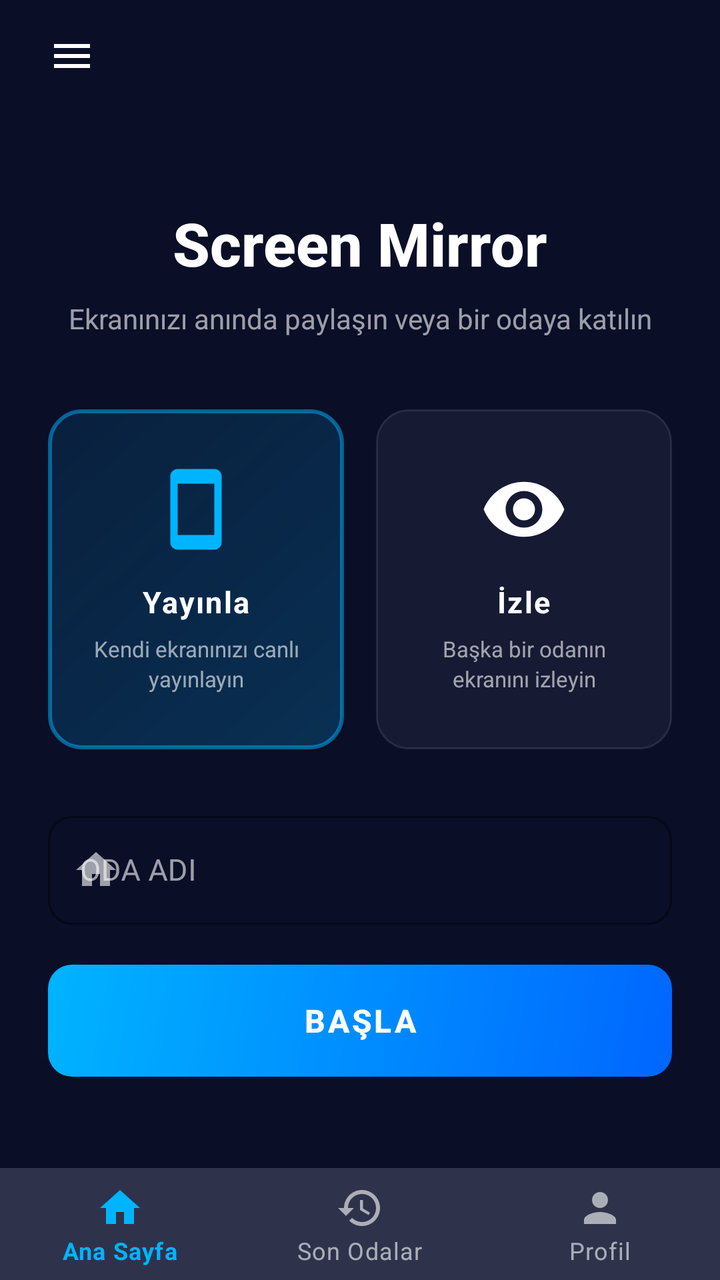
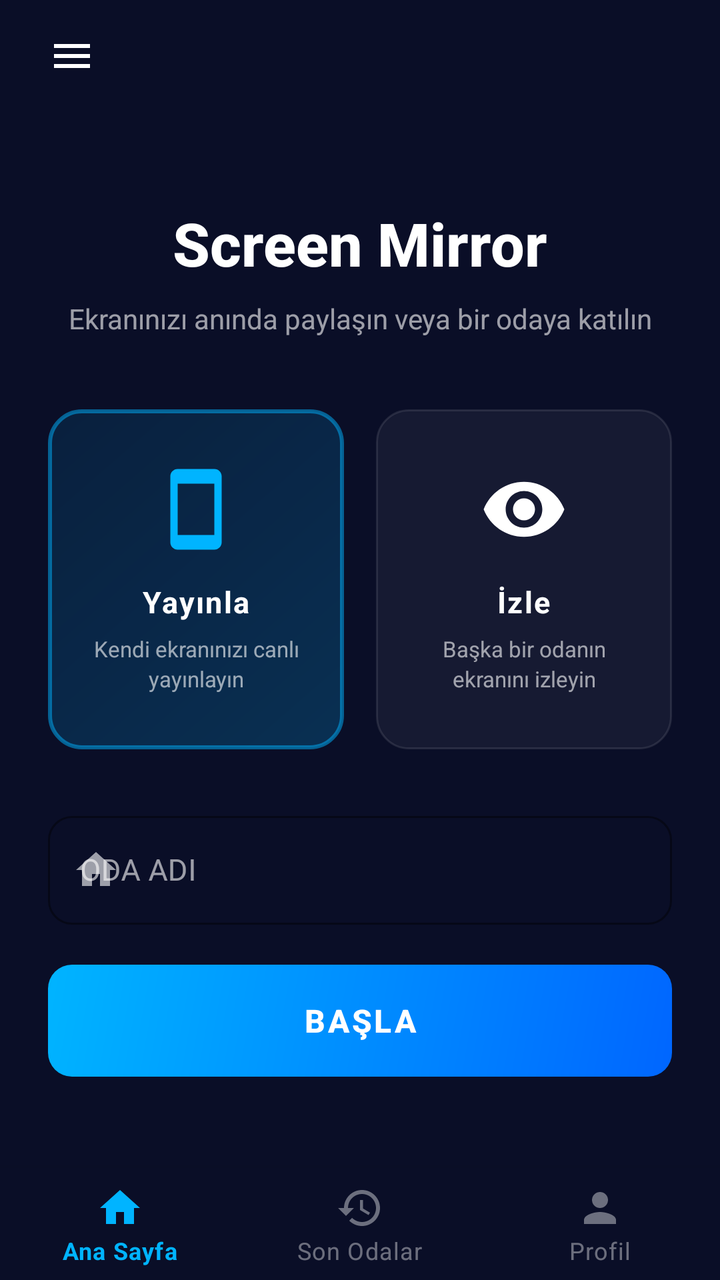

An Android layout rendered at two revisions. The XML below is the earlier revision; the diff shows what the commit changed to produce the second picture.
<!-- AndroidManifest.xml: activity theme Theme.ScreenShare -->
<!-- res/layout/activity_main.xml -->
<?xml version="1.0" encoding="utf-8"?>
<androidx.drawerlayout.widget.DrawerLayout xmlns:android="http://schemas.android.com/apk/res/android"
    xmlns:app="http://schemas.android.com/apk/res-auto"
    android:id="@+id/drawerLayout"
    android:layout_width="match_parent"
    android:layout_height="match_parent"
    android:fitsSystemWindows="true">

    
    <LinearLayout
        android:layout_width="match_parent"
        android:layout_height="match_parent"
        android:orientation="vertical"
        android:fitsSystemWindows="true"
        android:background="@color/bg_dark">

        
        <LinearLayout
            android:layout_width="match_parent"
            android:layout_height="56dp"
            android:orientation="horizontal"
            android:gravity="center_vertical"
            android:paddingHorizontal="16dp">

            <ImageView
                android:id="@+id/btnMenuDrawer"
                android:layout_width="40dp"
                android:layout_height="40dp"
                android:src="@drawable/ic_menu"
                android:padding="8dp"
                android:clickable="true"
                android:focusable="true"
                android:background="?selectableItemBackgroundBorderless" />
        </LinearLayout>

        
        <LinearLayout
            android:layout_width="match_parent"
            android:layout_height="0dp"
            android:layout_weight="1"
            android:orientation="vertical"
            android:gravity="center"
            android:paddingHorizontal="24dp">

            
            <TextView
                android:layout_width="wrap_content"
                android:layout_height="wrap_content"
                android:text="@string/app_name"
                android:textColor="@android:color/white"
                android:textSize="30sp"
                android:textStyle="bold"
                android:fontFamily="sans-serif-medium"
                android:layout_marginBottom="8dp" />

            <TextView
                android:id="@+id/tvSubtitle"
                android:layout_width="wrap_content"
                android:layout_height="wrap_content"
                android:text="@string/main_subtitle"
                android:textColor="@color/text_secondary"
                android:textSize="14sp"
                android:gravity="center"
                android:layout_marginBottom="36dp" />

            
            <LinearLayout
                android:layout_width="match_parent"
                android:layout_height="wrap_content"
                android:orientation="horizontal"
                android:layout_marginBottom="28dp">

                
                <LinearLayout
                    android:id="@+id/btnHostMode"
                    android:layout_width="0dp"
                    android:layout_height="wrap_content"
                    android:layout_weight="1"
                    android:orientation="vertical"
                    android:gravity="center"
                    android:paddingVertical="28dp"
                    android:paddingHorizontal="16dp"
                    android:layout_marginEnd="8dp"
                    android:clickable="true"
                    android:focusable="true"
                    android:background="@drawable/bg_card_active">

                    <ImageView
                        android:layout_width="44dp"
                        android:layout_height="44dp"
                        android:src="@drawable/ic_cast"
                        android:layout_marginBottom="14dp"
                        android:tint="@color/accent" />

                    <TextView
                        android:layout_width="wrap_content"
                        android:layout_height="wrap_content"
                        android:text="@string/main_share"
                        android:textColor="@android:color/white"
                        android:textSize="15sp"
                        android:textStyle="bold"
                        android:letterSpacing="0.05" />

                    <TextView
                        android:layout_width="wrap_content"
                        android:layout_height="wrap_content"
                        android:text="@string/main_share_desc"
                        android:textColor="@color/text_secondary"
                        android:textSize="11sp"
                        android:gravity="center"
                        android:layout_marginTop="6dp"
                        android:lineSpacingExtra="2dp" />
                </LinearLayout>

                
                <LinearLayout
                    android:id="@+id/btnClientMode"
                    android:layout_width="0dp"
                    android:layout_height="wrap_content"
                    android:layout_weight="1"
                    android:orientation="vertical"
                    android:gravity="center"
                    android:paddingVertical="28dp"
                    android:paddingHorizontal="16dp"
                    android:layout_marginStart="8dp"
                    android:clickable="true"
                    android:focusable="true"
                    android:background="@drawable/bg_card_inactive">

                    <ImageView
                        android:layout_width="44dp"
                        android:layout_height="44dp"
                        android:src="@drawable/ic_eye"
                        android:layout_marginBottom="14dp"
                        android:tint="@color/text_secondary" />

                    <TextView
                        android:layout_width="wrap_content"
                        android:layout_height="wrap_content"
                        android:text="@string/main_watch"
                        android:textColor="@android:color/white"
                        android:textSize="15sp"
                        android:textStyle="bold"
                        android:letterSpacing="0.05" />

                    <TextView
                        android:layout_width="wrap_content"
                        android:layout_height="wrap_content"
                        android:text="@string/main_watch_desc"
                        android:textColor="@color/text_secondary"
                        android:textSize="11sp"
                        android:gravity="center"
                        android:layout_marginTop="6dp"
                        android:lineSpacingExtra="2dp" />
                </LinearLayout>
            </LinearLayout>

            
            <com.google.android.material.textfield.TextInputLayout
                android:id="@+id/tilRoom"
                style="@style/Widget.MaterialComponents.TextInputLayout.OutlinedBox"
                android:layout_width="match_parent"
                android:layout_height="wrap_content"
                android:hint="@string/main_room_label"
                app:boxBackgroundMode="outline"
                app:boxCornerRadiusTopStart="12dp"
                app:boxCornerRadiusTopEnd="12dp"
                app:boxCornerRadiusBottomStart="12dp"
                app:boxCornerRadiusBottomEnd="12dp"
                app:boxStrokeColor="@color/accent"
                app:hintTextColor="@color/accent"
                app:hintEnabled="true"
                app:startIconDrawable="@drawable/ic_home"
                app:startIconTint="@color/text_secondary"
                android:layout_marginBottom="20dp">

                <com.google.android.material.textfield.TextInputEditText
                    android:id="@+id/etRoom"
                    android:layout_width="match_parent"
                    android:layout_height="wrap_content"
                    android:inputType="text"
                    android:singleLine="true"
                    android:imeOptions="actionDone"
                    android:textColor="@android:color/white"
                    android:textColorHint="@color/text_hint"
                    android:textSize="15sp" />
            </com.google.android.material.textfield.TextInputLayout>

            
            <Button
                android:id="@+id/btnShare"
                android:layout_width="match_parent"
                android:layout_height="56dp"
                android:background="@drawable/bg_button_accent"
                android:text="@string/main_start"
                android:textColor="@android:color/white"
                android:textSize="16sp"
                android:textStyle="bold"
                android:letterSpacing="0.08"
                android:stateListAnimator="@null" />

            <Button
                android:id="@+id/btnWatch"
                android:layout_width="match_parent"
                android:layout_height="56dp"
                android:background="@drawable/bg_button_accent"
                android:text="@string/main_connect"
                android:textColor="@android:color/white"
                android:textSize="16sp"
                android:textStyle="bold"
                android:letterSpacing="0.08"
                android:stateListAnimator="@null"
                android:visibility="gone" />

            
            <TextView
                android:id="@+id/tvStatus"
                android:layout_width="match_parent"
                android:layout_height="wrap_content"
                android:layout_marginTop="16dp"
                android:gravity="center"
                android:textColor="@color/status_bad"
                android:textSize="13sp"
                android:visibility="gone" />

        </LinearLayout>

        
        <com.google.android.material.bottomnavigation.BottomNavigationView
            android:id="@+id/bottomNav"
            android:layout_width="match_parent"
            android:layout_height="wrap_content"
            app:labelVisibilityMode="labeled"
            app:menu="@menu/bottom_nav_menu" />

    </LinearLayout>

    
    <com.google.android.material.navigation.NavigationView
        android:id="@+id/navigationView"
        android:layout_width="280dp"
        android:layout_height="match_parent"
        android:layout_gravity="start"
        app:headerLayout="@layout/drawer_header"
        app:menu="@menu/drawer_menu" />

</androidx.drawerlayout.widget.DrawerLayout>
<!-- res/layout/drawer_header.xml (included above) -->
<?xml version="1.0" encoding="utf-8"?>
<LinearLayout xmlns:android="http://schemas.android.com/apk/res/android"
    android:layout_width="match_parent"
    android:layout_height="180dp"
    android:background="@drawable/bg_gradient"
    android:gravity="bottom"
    android:orientation="vertical"
    android:padding="16dp">

    <ImageView
        android:layout_width="64dp"
        android:layout_height="64dp"
        android:src="@drawable/ic_cast"
        android:layout_marginBottom="8dp" />

    <TextView
        android:layout_width="wrap_content"
        android:layout_height="wrap_content"
        android:text="@string/drawer_header_title"
        android:textColor="@color/text_primary"
        android:textSize="20sp"
        android:textStyle="bold" />

    <TextView
        android:layout_width="wrap_content"
        android:layout_height="wrap_content"
        android:text="@string/drawer_header_subtitle"
        android:textColor="@color/text_secondary"
        android:textSize="14sp"
        android:layout_marginTop="4dp" />

</LinearLayout>
<!-- resources referenced by this layout -->
<resources>
  <color name="accent">@color/dark_accent</color>
  <color name="bg_dark">@color/dark_bg</color>
  <color name="status_bad">@color/dark_status_bad</color>
  <color name="text_hint">@color/dark_text_hint</color>
  <color name="text_primary">@color/dark_text_primary</color>
  <color name="text_secondary">@color/dark_text_secondary</color>
  <!-- drawable bg_card_inactive (drawable) -->
  <?xml version="1.0" encoding="utf-8"?>
  <ripple xmlns:android="http://schemas.android.com/apk/res/android"
      android:color="#22FFFFFF">
      <item>
          <shape android:shape="rectangle">
              <solid android:color="#0DFFFFFF" />
              <corners android:radius="16dp" />
              <stroke
                  android:width="1dp"
                  android:color="#1AFFFFFF" />
          </shape>
      </item>
  </ripple>
  <!-- drawable bg_gradient (drawable) -->
  <?xml version="1.0" encoding="utf-8"?>
  <shape xmlns:android="http://schemas.android.com/apk/res/android">
      <gradient
          android:startColor="@color/gradient_start"
          android:endColor="@color/gradient_end"
          android:angle="135" />
  </shape>
  <!-- drawable ic_cast (drawable) -->
  <?xml version="1.0" encoding="utf-8"?>
  <vector xmlns:android="http://schemas.android.com/apk/res/android"
      android:width="80dp"
      android:height="80dp"
      android:viewportWidth="24"
      android:viewportHeight="24">
      <path
          android:fillColor="#FFFFFF"
          android:pathData="M17,1.01L7,1c-1.1,0 -2,0.9 -2,2v18c0,1.1 0.9,2 2,2h10c1.1,0 2,-0.9 2,-2V3c0,-1.1 -0.9,-1.99 -2,-1.99zM17,19H7V5h10v14z" />
  </vector>
  <!-- drawable ic_home (drawable) -->
  <?xml version="1.0" encoding="utf-8"?>
  <vector xmlns:android="http://schemas.android.com/apk/res/android"
      android:width="24dp"
      android:height="24dp"
      android:viewportWidth="24"
      android:viewportHeight="24">
      <path
          android:fillColor="#FFFFFFFF"
          android:pathData="M10,20v-6h4v6h5v-8h3L12,3 2,12h3v8z" />
  </vector>
  <!-- drawable ic_menu (drawable) -->
  <?xml version="1.0" encoding="utf-8"?>
  <vector xmlns:android="http://schemas.android.com/apk/res/android"
      android:width="24dp"
      android:height="24dp"
      android:viewportWidth="24"
      android:viewportHeight="24">
      <path
          android:fillColor="#FFFFFFFF"
          android:pathData="M3,18h18v-2H3v2zm0,-5h18v-2H3v2zm0,-7v2h18V6H3z" />
  </vector>
  <string name="app_name">Screen Mirror</string>
  <string name="drawer_header_subtitle">Ekran Paylaşımı v1.0</string>
  <string name="drawer_header_title">ScreenShare</string>
  <string name="main_connect">BAĞLAN</string>
  <string name="main_room_label">ODA ADI</string>
  <string name="main_share">Yayınla</string>
  <string name="main_share_desc">Kendi ekranınızı canlı yayınlayın</string>
  <string name="main_start">BAŞLA</string>
  <string name="main_subtitle">Ekranınızı anında paylaşın veya bir odaya katılın</string>
  <string name="main_watch">İzle</string>
  <string name="main_watch_desc">Başka bir odanın ekranını izleyin</string>
  <color name="dark_accent">#FF00B4FF</color>
  <color name="dark_bg">#FF0A0E27</color>
  <color name="dark_status_bad">#FFFF1744</color>
  <color name="dark_text_hint">#66FFFFFF</color>
  <color name="dark_text_primary">#FFFFFFFF</color>
  <color name="dark_text_secondary">#99FFFFFF</color>
  <color name="gradient_start">@color/dark_gradient_start</color>
  <color name="gradient_end">@color/dark_gradient_end</color>
  <color name="dark_bg_card">#FF131833</color>
  <color name="dark_gradient_start">#FF0066FF</color>
  <color name="dark_gradient_end">#FF00D4FF</color>
  <!-- unchanged entries left out for length: 4 -->
</resources>

<!-- the commit's change to res/layout/activity_main.xml (unified diff, before → after) -->
@@ -230,6 +230,9 @@
             android:id="@+id/bottomNav"
             android:layout_width="match_parent"
             android:layout_height="wrap_content"
+            android:background="@color/dark_bg"
+            app:itemIconTint="@color/bottom_nav_colors"
+            app:itemTextColor="@color/bottom_nav_colors"
             app:labelVisibilityMode="labeled"
             app:menu="@menu/bottom_nav_menu" />
 
